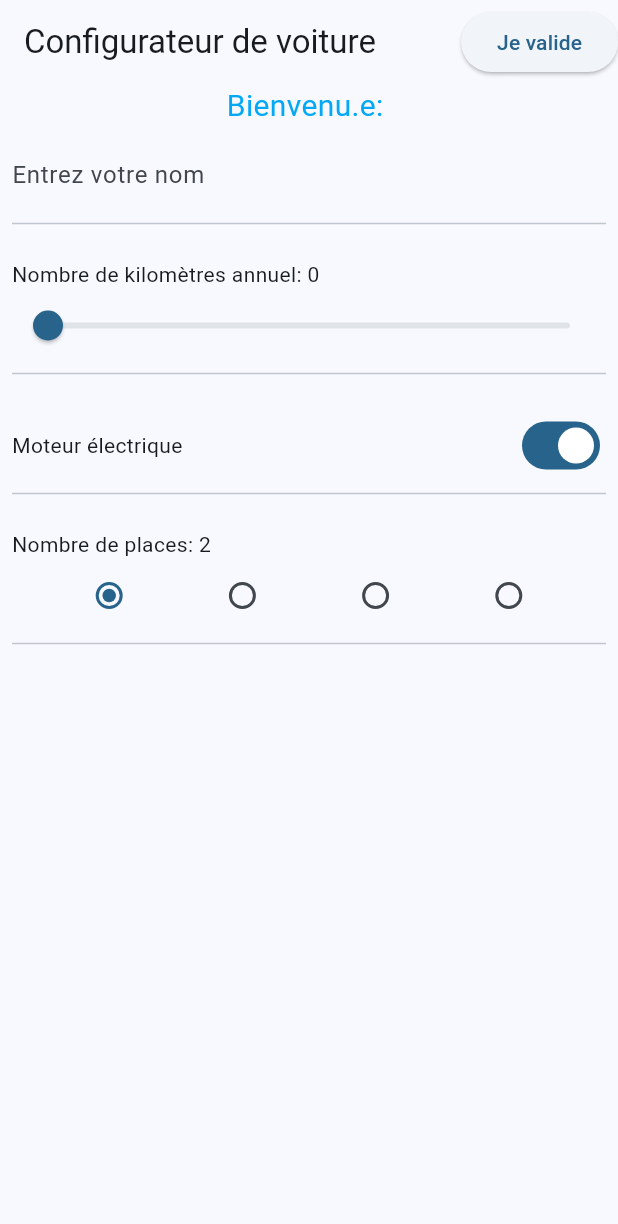
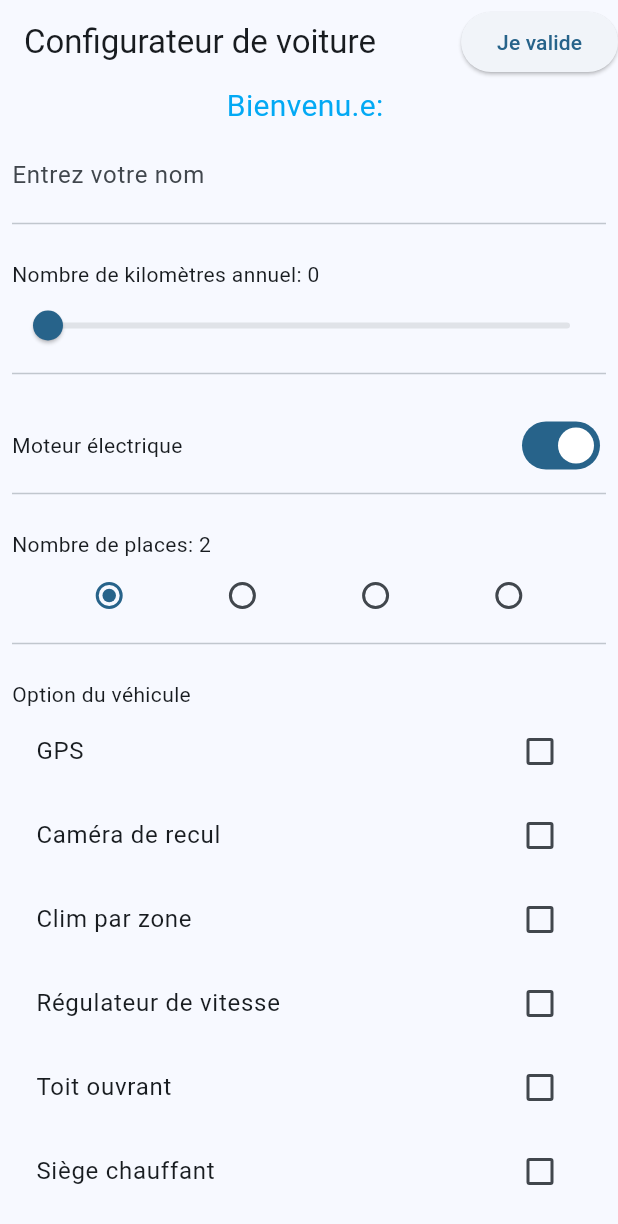
Before and after one commit to Felicitydev/flutter, a Flutter app: the screen it shows after launch, on a phone screen of 412 x 824 dp. Shown: the top 1224 px of the screen. Run offline on Flutter 3.47's test engine with Material 3 defaults, Android fonts, the phone set to English and light mode, and no system bars; our stand-ins replace sembast, shared_preferences; missing offline and left inert: encrypt.

Commit message:
[IMP] Define checkboxlisttitle for cars options

```diff
--- a/car_project/lib/car_selctor_page.dart
+++ b/car_project/lib/car_selctor_page.dart
@@ -15,6 +15,15 @@ class _ClassSelectorPageState extends State<CarSelectorPage> {
   bool _electric = true;
   List<int> _places = [2, 4, 5, 7];
   int _placesSelected = 2;
+  Map<String, bool> _options = {
+    "GPS" : false,
+    "Caméra de recul" : false,
+    "Clim par zone": false,
+    "Régulateur de vitesse" : false,
+    "Toit ouvrant" : false,
+    "Siège chauffant" : false,
+    "Roue de secours" : false,
+  };
 
   Padding _interactiveWidget(
       {required List<Widget> children, bool isRow = false}) {
@@ -59,6 +68,12 @@ class _ClassSelectorPageState extends State<CarSelectorPage> {
   void _updatePlaces(int? newValue) {
     setState(() {
       _placesSelected = newValue ?? 2;
+    });
+  }
+
+  void _updateOption(bool? newBool, String key) {
+    setState(() {
+      _options[key] = newBool ?? false;
     });
   }
 
@@ -108,7 +123,22 @@ class _ClassSelectorPageState extends State<CarSelectorPage> {
                   );
                 }).toList(),
               )
-            ])
+            ]),
+
+            _interactiveWidget(
+                children: [
+                  const Text("Option du véhicule"),
+                  Column(
+                    children: _options.keys.map((key){
+                      return CheckboxListTile(
+                        title: Text(key),
+                          value: _options[key],
+                          onChanged: ((bol) => _updateOption(bol,key))
+                      );
+                    }).toList(),
+                  )
+                ]
+            )
           ],
         ),
       ),
```
